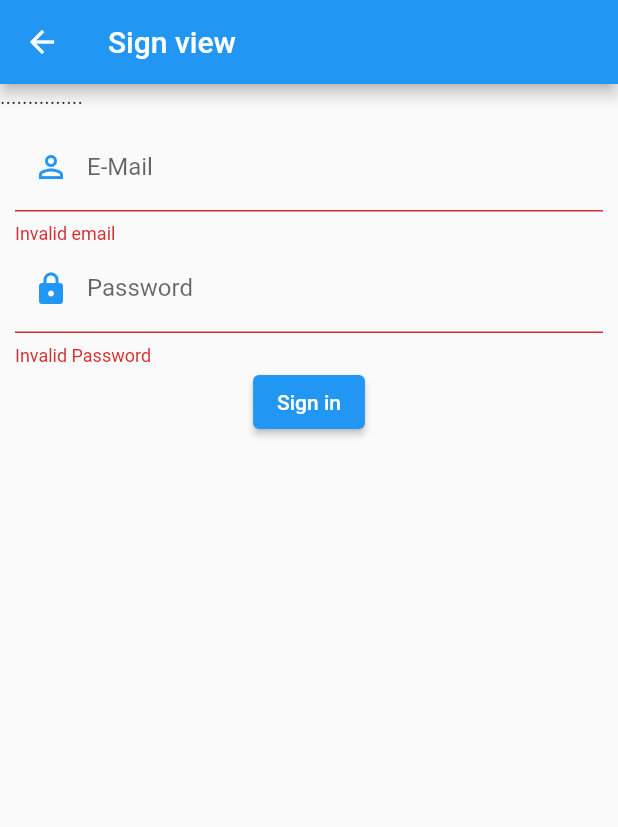
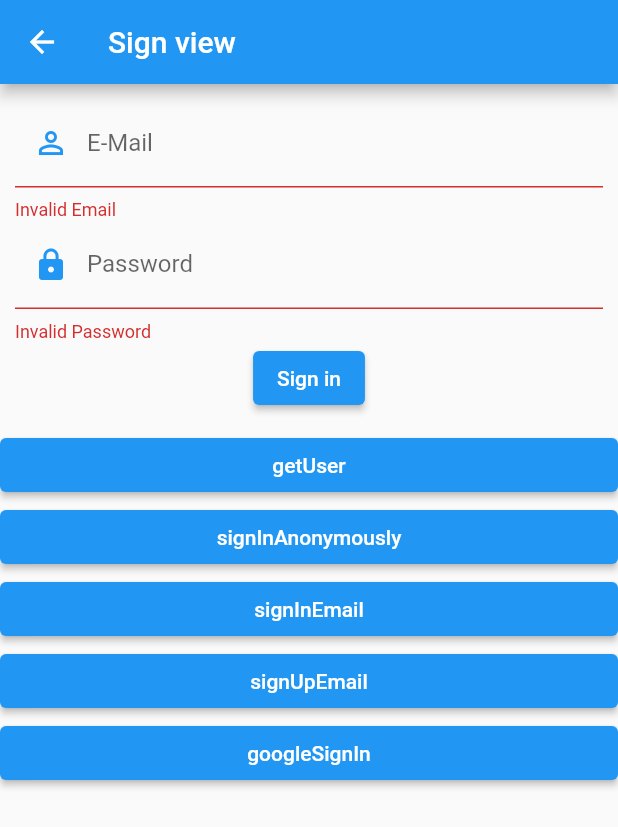
Before and after one commit to amr-lounis/flutter_app, a Flutter app: the SignView screen opened by its route, after a tap on "Sign in", on a phone screen of 412 x 824 dp. Shown: the top 827 px of the screen. Run offline on Flutter 3.47's test engine with Material 2 defaults, Android fonts, the phone set to English and light mode, and no system bars; our stand-ins replace cloud_firestore, firebase_auth, firebase_core, firebase_storage, get, get_storage and 2 more; accounts and stored records are empty.

```diff
--- a/lib/sign/sign_bindings.dart
+++ /dev/null
@@ -1,9 +0,0 @@
-import 'package:get/get.dart';
-import 'sign_controller.dart';
-
-class SignBindings extends Bindings {
-  @override
-  void dependencies() {
-    Get.put(SignController(), permanent: true);
-  }
-}
--- a/lib/sign/sign_controller.dart
+++ /dev/null
@@ -1,6 +0,0 @@
-import 'package:flutter_app/utils/settings_services.dart';
-import 'package:get/get.dart';
-
-class SignController extends GetxController {
-  final SettingServices ss = Get.find();
-}
--- a/lib/sign/sign_view.dart
+++ /dev/null
@@ -1,21 +0,0 @@
-import 'package:flutter/material.dart';
-import 'package:get/get.dart';
-//
-import 'sign_controller.dart';
-import 'widget/sign_In_widget.dart';
-
-class SignView extends GetView<SignController> {
-  @override
-  Widget build(BuildContext context) {
-    return Scaffold(
-      appBar: AppBar(
-        title: Text("Sign view"),
-        bottomOpacity: 10,
-      ),
-      body: ListView(children: [
-        Text("..............."),
-        SignInWidget(),
-      ]),
-    );
-  }
-}
--- a/lib/sign/widget/text_field_email.dart
+++ /dev/null
@@ -1,40 +0,0 @@
-import 'package:flutter/material.dart';
-
-class TextFieldEmail extends StatelessWidget {
-  TextFieldEmail();
-  //
-  Function(String email, String password)? onSignIn;
-  String email = '';
-
-  @override
-  Widget build(BuildContext cntxt) {
-    return Container(
-        child: Padding(
-            padding: EdgeInsets.only(),
-            child: TextFormField(
-              style: TextStyle(color: Colors.red),
-              decoration: InputDecoration(
-                enabledBorder: UnderlineInputBorder(
-                    borderSide: BorderSide(color: Colors.red, width: 1.0)),
-                focusedBorder: UnderlineInputBorder(
-                    borderSide: BorderSide(color: Colors.red, width: 1.0)),
-                prefixIcon: const Icon(
-                  Icons.perm_identity,
-                  color: Colors.blue,
-                ),
-                labelText: 'E-Mail',
-              ),
-              obscureText: false,
-              keyboardType: TextInputType.emailAddress,
-              validator: (String? value) {
-                if (value!.isEmpty) {
-                  return 'Invalid email';
-                } else
-                  return '';
-              },
-              onSaved: (String? value) {
-                email = value ?? "";
-              },
-            )));
-  }
-}
--- /dev/null
+++ b/lib/user/sign_view.dart
@@ -0,0 +1,57 @@
+import 'package:flutter/material.dart';
+import 'package:get/get.dart';
+//
+import '../widgets/sign_In_widget.dart';
+import 'user_controller.dart';
+
+class SignView extends GetView<UserController> {
+  @override
+  Widget build(BuildContext context) {
+    return Scaffold(
+      appBar: AppBar(
+        title: Text("Sign view"),
+        bottomOpacity: 10,
+      ),
+      body: ListView(children: [
+        SignInWidget(
+          onSignIn: (email, password) {
+            print("email");
+            print(email);
+            print('password');
+            print(password);
+          },
+        ),
+        ElevatedButton(
+          onPressed: () {
+            controller.getUser();
+          },
+          child: Text("getUser"),
+        ),
+        ElevatedButton(
+          onPressed: () {
+            controller.signInAnonymously();
+          },
+          child: Text("signInAnonymously"),
+        ),
+        ElevatedButton(
+          onPressed: () {
+            controller.signInEmail();
+          },
+          child: Text("signInEmail"),
+        ),
+        ElevatedButton(
+          onPressed: () {
+            controller.signUpEmail();
+          },
+          child: Text("signUpEmail"),
+        ),
+        ElevatedButton(
+          onPressed: () {
+            controller.googleSignInMethod();
+          },
+          child: Text("googleSignIn"),
+        ),
+      ]),
+    );
+  }
+}
--- a/lib/utils/settings_services.dart
+++ b/lib/utils/settings_services.dart
@@ -1,6 +1,9 @@
+import 'package:firebase_auth/firebase_auth.dart';
+import 'package:firebase_core/firebase_core.dart';
 import 'package:flutter/material.dart';
 import 'package:get/get.dart';
 import 'package:get_storage/get_storage.dart';
+import 'package:google_sign_in/google_sign_in.dart';
 
 class SettingServices extends GetxService {
   int count = 0;
@@ -18,6 +21,7 @@ class SettingServices extends GetxService {
     count = GetStorage().read<int>(keyCount) ?? 0;
     local = GetStorage().read<String>(keyLocal) ?? 'en';
     themName = GetStorage().read<String>(keyThemName) ?? 'light';
+    await Firebase.initializeApp();
     return this;
   }
 
--- a/lib/sign/widget/sign_In_widget.dart
+++ b/lib/widgets/sign_In_widget.dart
@@ -24,8 +24,12 @@ class SignInWidget extends StatelessWidget {
           child: Form(
             key: _formKey,
             child: Column(children: <Widget>[
-              TextFieldEmail(),
-              TextFieldPassword(),
+              TextFieldEmail(onSave: (String? value) {
+                email = value ?? "";
+              }),
+              TextFieldPassword(onSave: (String? value) {
+                password = value ?? "";
+              }),
               _buildLoginRaisedButton(),
             ]),
           ),
@@ -39,7 +43,7 @@ class SignInWidget extends StatelessWidget {
     return ElevatedButton(
       child: Text("Sign in"),
       onPressed: () {
-        if (!_formKey.currentState!.validate()) return;
+        if (!_formKey.currentState!.validate()) {}
         _formKey.currentState!.save();
         this.onSignIn!(this.email, this.password);
       },
--- /dev/null
+++ b/lib/widgets/text_field_email.dart
@@ -0,0 +1,36 @@
+import 'package:flutter/material.dart';
+
+class TextFieldEmail extends StatelessWidget {
+  TextFieldEmail({required this.onSave});
+  //
+  String email = '';
+  final Function(String?) onSave;
+
+  @override
+  Widget build(BuildContext cntxt) {
+    return Container(
+      child: Padding(
+        padding: EdgeInsets.only(),
+        child: TextFormField(
+            style: TextStyle(color: Colors.blue),
+            decoration: InputDecoration(
+              enabledBorder: UnderlineInputBorder(
+                  borderSide: BorderSide(color: Colors.yellow, width: 1.0)),
+              focusedBorder: UnderlineInputBorder(
+                  borderSide: BorderSide(color: Colors.red, width: 1.0)),
+              prefixIcon: const Icon(
+                Icons.perm_identity,
+                color: Colors.blue,
+              ),
+              labelText: 'E-Mail',
+            ),
+            obscureText: false,
+            keyboardType: TextInputType.emailAddress,
+            validator: (String? value) {
+              return ((value == null) | (value == '')) ? 'Invalid Email  ' : '';
+            },
+            onSaved: onSave),
+      ),
+    );
+  }
+}
--- a/lib/sign/widget/text_field_password.dart
+++ b/lib/widgets/text_field_password.dart
@@ -1,10 +1,10 @@
 import 'package:flutter/material.dart';
 
 class TextFieldPassword extends StatelessWidget {
-  TextFieldPassword();
+  TextFieldPassword({required this.onSave});
   //
-  Function(String email, String password)? onSignIn;
   String password = '';
+  final Function(String?) onSave;
 
   @override
   Widget build(BuildContext cntxt) {
@@ -12,10 +12,10 @@ class TextFieldPassword extends StatelessWidget {
         child: Padding(
             padding: EdgeInsets.only(),
             child: TextFormField(
-              style: TextStyle(color: Colors.red),
+              style: TextStyle(color: Colors.blue),
               decoration: InputDecoration(
                 enabledBorder: UnderlineInputBorder(
-                    borderSide: BorderSide(color: Colors.red, width: 1.0)),
+                    borderSide: BorderSide(color: Colors.yellow, width: 1.0)),
                 focusedBorder: UnderlineInputBorder(
                     borderSide: BorderSide(color: Colors.red, width: 1.0)),
                 prefixIcon: const Icon(
@@ -27,14 +27,11 @@ class TextFieldPassword extends StatelessWidget {
               obscureText: true,
               keyboardType: TextInputType.text,
               validator: (String? value) {
-                if (value!.isEmpty) {
-                  return 'Invalid Password';
-                } else
-                  return '';
+                return ((value == null) | (value == ''))
+                    ? 'Invalid Password'
+                    : '';
               },
-              onSaved: (String? value) {
-                password = value ?? '';
-              },
+              onSaved: onSave,
             )));
   }
 }
--- a/pubspec.yaml
+++ b/pubspec.yaml
@@ -37,6 +37,12 @@ dependencies:
   get: ^4.6.1
   # shared_preferences: ^2.0.13
   get_storage: ^2.0.3
+  google_sign_in: ^5.2.4
+  firebase_core: ^1.14.0
+  firebase_auth: ^3.3.12
+  firebase_storage: ^10.2.10
+  cloud_firestore: ^3.1.11
+  image_picker: ^0.8.5
 
 dev_dependencies:
   flutter_test:
```
Also changed, not shown: lib/main.dart (+3 -4 lines), lib/user/user_controller.dart (+209 -0 lines), lib/user/user_view.dart (+44 -3 lines), lib/user/users_manager_view.dart (added, +32 -0 lines), lib/xxx/xxx_view.dart (+53 -0 lines), pubspec.lock, 4 other files.
